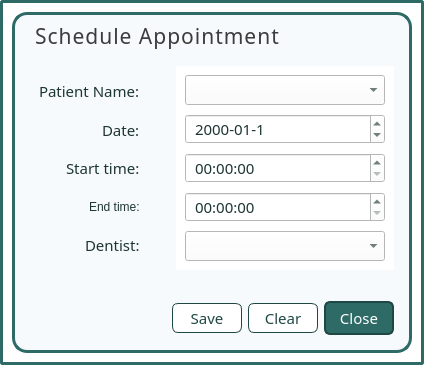
Qt form ui/popup_appointmentform.ui (karlito20/AdoraFlowProject) before a commit.
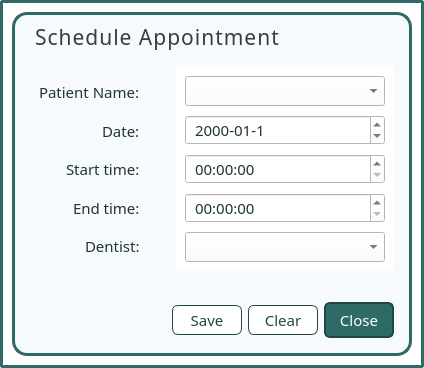
The same form after that commit.

Diff of the .ui file:
```diff
--- a/ui/popup_appointmentform.ui
+++ b/ui/popup_appointmentform.ui
@@ -9,8 +9,8 @@
    <rect>
     <x>0</x>
     <y>0</y>
-    <width>418</width>
-    <height>365</height>
+    <width>411</width>
+    <height>368</height>
    </rect>
   </property>
   <property name="palette">
@@ -623,6 +623,12 @@
             </item>
             <item alignment="Qt::AlignmentFlag::AlignRight">
              <widget class="QLabel" name="label_6">
+              <property name="font">
+               <font>
+                <family>Slate</family>
+                <pointsize>11</pointsize>
+               </font>
+              </property>
               <property name="text">
                <string>End time:</string>
               </property>
```
